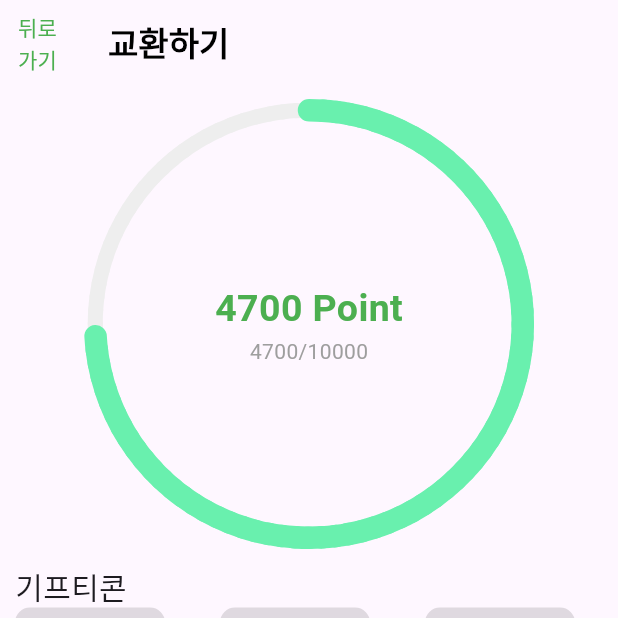
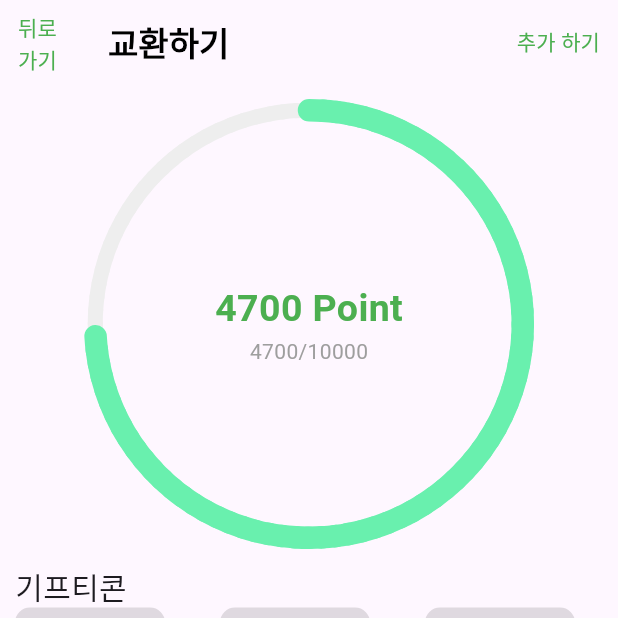
Before and after one commit to 23SmartRecycler/Smart-Recycler, a Flutter app: the gift screen opened directly, on a phone screen of 412 x 824 dp, the top half of it. Run offline on Flutter 3.47's test engine with Material 2 defaults, Android fonts, the phone set to English and light mode, and no system bars; drawn by our look-alikes of step_progress_indicator; our stand-ins replace anim_search_bar, animated_bottom_navigation_bar, dio, fluttertoast, logger and 2 more; missing offline and left inert: dart:ffi, transformable_list_view; generated files the repository leaves out were written again; Roboto replaces fonts that are missing (Pretendard).

Commit message:
[Docs] Gifticon.dart 추가

```diff
--- a/lib/GifticonPage/GifticonRepository.dart
+++ b/lib/GifticonPage/GifticonRepository.dart
@@ -6,7 +6,7 @@ import 'package:smartrecycler/GifticonPage/Gifticon.dart';
 
 part 'GifticonRepository.g.dart';
 
-@RestApi(baseUrl: 'http://localhost:8080//v1/')
+@RestApi(baseUrl: 'http://203.249.77.25:8080//v1/')
 abstract class GifticonRepository{
   factory GifticonRepository(Dio dio, {String? baseUrl}) = _GifticonRepository;
 
--- a/lib/UserPage/UserRepository.dart
+++ b/lib/UserPage/UserRepository.dart
@@ -7,7 +7,7 @@ import 'package:smartrecycler/UserPage/User.dart';
 part 'UserRepository.g.dart';
 
 
-@RestApi(baseUrl: 'http://192.168.45.253:8080/v1/')
+@RestApi(baseUrl: 'http://203.249.77.25:8080/v1/')
 
 abstract class UserRepository {
   factory UserRepository(Dio dio, {String? baseUrl}) =
--- a/lib/gift.dart
+++ b/lib/gift.dart
@@ -1,6 +1,8 @@
 import 'package:flutter/material.dart';
 import 'package:smartrecycler/gift_explanation.dart';
 import 'package:step_progress_indicator/step_progress_indicator.dart';
+
+import 'GifticonPage/GifticonRepository.dart';
 
 class GiftPage extends StatelessWidget {
   const GiftPage({super.key});
@@ -31,6 +33,7 @@ class _giftState extends State<gift> {
           ),
         ),
         title: Text('교환하기',style: TextStyle(color: Colors.black,fontFamily: 'Pretendard',fontWeight: FontWeight.w600)),
+        actions: [TextButton(onPressed: (){}, child: Text('추가 하기',style: TextStyle(color: Colors.green,),))],
       ),
       body: ListView(//mainAxisAlignment: MainAxisAlignment.start,
             //crossAxisAlignment: CrossAxisAlignment.center,
@@ -133,6 +136,8 @@ class _gifticonState extends State<gifticon> {
 * json 형식의 기프티콘 정보
 * ++++++++++++++++++++ img 정보 추가해야함.
 * */
+
+
 final GifticonList = [
   {"name": "1", "cost": "100"},
   {"name": "2", "cost": "200"},
@@ -159,6 +164,8 @@ class GridItems extends StatefulWidget {
 class _GridItemsState extends State<GridItems> {
   @override
   Widget build(BuildContext context) {
+    late final GifticonRepository gifticonRepository;
+
     return Expanded(
       child: GridView.builder(
         //그리드 뷰 자동 스크롤 없애기
```
Also changed, not shown: lib/GifticonPage/GifticonRepository.g.dart, lib/UserPage/UserRepository.g.dart.
